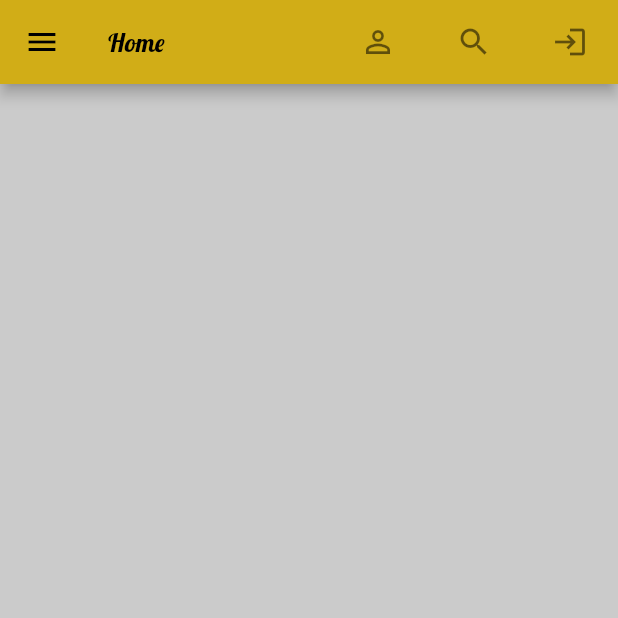
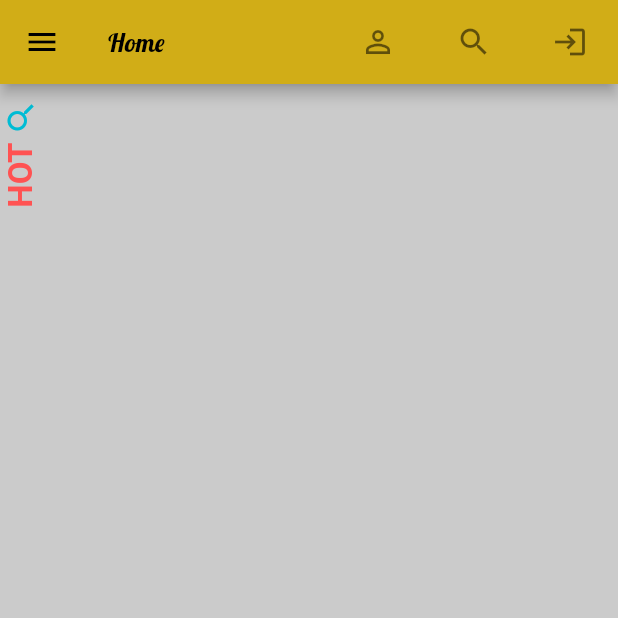
Before and after one commit to shashif/hotelreview, a Flutter app: the HomeScreen screen opened directly, on a phone screen of 412 x 824 dp, the top half of it. Run offline on Flutter 3.47's test engine with Material 2 defaults, Android fonts, the phone set to English and light mode, and no system bars; our stand-ins replace cloud_firestore, fancy_shimmer_image, firebase_auth, firebase_core, firebase_storage, flutter_signin_button and 5 more; missing offline and left inert: dart:ffi; accounts and stored records are empty; network calls fail.

```diff
--- a/lib/screens/home_screen/home_screen.dart
+++ b/lib/screens/home_screen/home_screen.dart
@@ -10,10 +10,11 @@ import '../../providers/BasicInfoProvider.dart';
 import '../../providers/user_provider.dart';
 import '../../widgets/drawer_widget.dart';
 import '../../widgets/homepage_premimum_ads.dart';
+import '../free_post_screen/free_post_screen.dart';
 import '../profile_screen/profile_screen.dart';
 import '../search_product/search_product.dart';
 import '../splash_screen/splash_screen.dart';
-import '../upload_add_screen/upload_add_screen.dart';
+
 
 class HomeScreen extends StatefulWidget {
   const HomeScreen({Key? key}) : super(key: key);
@@ -84,7 +85,7 @@ class _HomeScreenState extends State<HomeScreen> {
         backgroundColor: primaryColor,
         onPressed: (){
           Navigator.pushReplacement(context,
-              MaterialPageRoute(builder: (context) => UploadAddScreen(userData:userData)));
+              MaterialPageRoute(builder: (context) => FreePostScreen(userData:userData)));
         },
 
       ),
--- a/lib/widgets/global_var.dart
+++ b/lib/widgets/global_var.dart
@@ -2,3 +2,5 @@
 
 String uid = '';
 String appsTitle = '';
+String userImageURl='';
+String getUserName='';
--- a/lib/widgets/homepage_premimum_ads.dart
+++ b/lib/widgets/homepage_premimum_ads.dart
@@ -1,5 +1,6 @@
 import 'package:fancy_shimmer_image/fancy_shimmer_image.dart';
 import 'package:flutter/material.dart';
+import 'package:hotel_review/widgets/text_widget.dart';
 import 'package:provider/provider.dart';
 
 import '../providers/ads_provider.dart';
@@ -21,6 +22,23 @@ class _HomePagePremiumAdsState extends State<HomePagePremiumAds> {
       scrollDirection: Axis.horizontal,
 
       child: Row(
+        children: [
+          RotatedBox(
+            quarterTurns: -1,
+            child: Row(
+              children: [
+                TextWidget(
+                  text: 'Hot'.toUpperCase(),
+                  color: Colors.redAccent,
+                  textSize: 22,
+                  isTitle: true,
+                ),
+                SizedBox(width: 5,),
+                Icon(Icons.search_outlined,color: Colors.cyan,)
+              ],
+            ),
+          ),
+          Row(
             children: adsProvider.getfetchpremiumAdsDataList.map(
                   (value) {
                 return InkWell(
@@ -70,6 +88,8 @@ class _HomePagePremiumAdsState extends State<HomePagePremiumAds> {
               },
             ).toList(),
           ),
+        ],
+      ),
     );
   }
 }
--- /dev/null
+++ b/lib/widgets/text_widget.dart
@@ -0,0 +1,31 @@
+import 'package:flutter/material.dart';
+
+class TextWidget extends StatelessWidget {
+  TextWidget({
+    Key? key,
+    required this.text,
+    required this.color,
+    required this.textSize,
+    this.isTitle = false,
+    this.maxLines = 10,
+  }) : super(key: key);
+
+  final String text;
+  final Color color;
+  final double textSize;
+  bool isTitle;
+  int maxLines = 10;
+
+  @override
+  Widget build(BuildContext context) {
+    return Text(
+      text,
+      maxLines: maxLines,
+      style: TextStyle(
+        overflow: TextOverflow.ellipsis,
+          color: color,
+          fontSize: textSize,
+          fontWeight: isTitle ? FontWeight.bold : FontWeight.normal),
+    );
+  }
+}
--- a/pubspec.yaml
+++ b/pubspec.yaml
@@ -55,6 +55,7 @@ dependencies:
   flutter_signin_button:
   google_sign_in:
   provider:
+  google_maps_flutter:
 
 
 
```
Also changed, not shown: lib/models/free_post_model.dart (added, +29 -0 lines), lib/screens/free_post_screen/free_post_screen.dart (renamed from lib/screens/upload_add_screen/upload_add_screen.dart, +128 -26 lines), lib/screens/google_map/google_map.dart (added, +83 -0 lines), pubspec.lock. Lines whose indentation alone changed are shown as unchanged.
